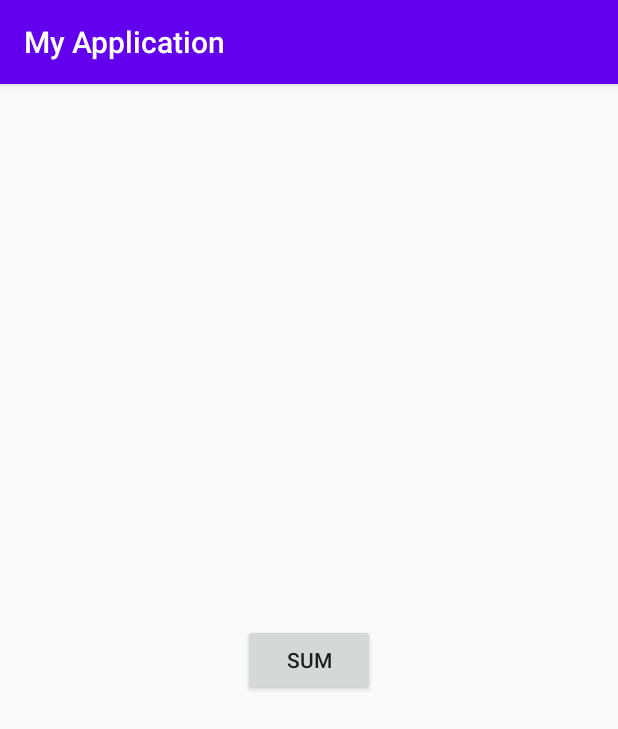
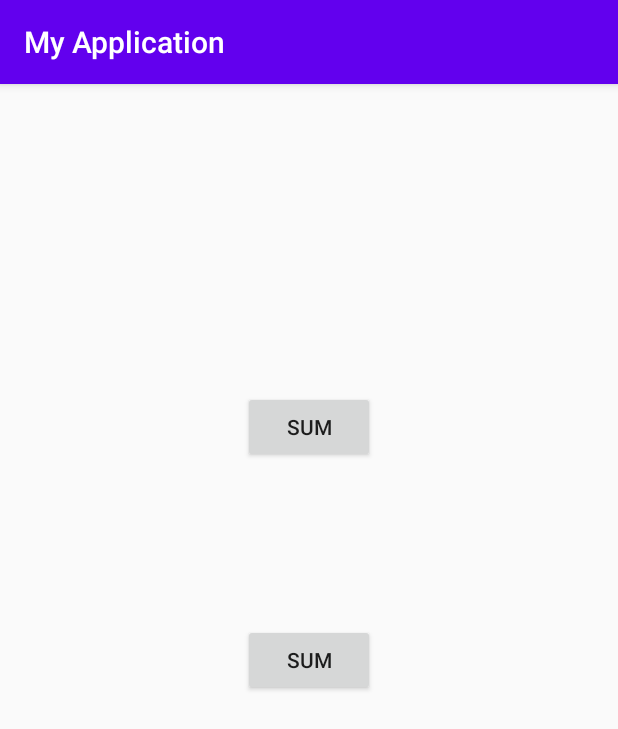
Before and after one commit to Sainiakshay798/MyApplication, an Android app: the java screen opened directly, with no data from a screen before it, on a phone screen of 412 x 824 dp. Shown: the top 729 px of the screen. Run offline under Robolectric (Android 15) with nearby library versions, the phone set to English and light mode, and no system bars.

Commit message:
in java creating button by b3 id for go to next activity_prime.xml button id b3  activity_java.xml  to go to    Prime.java class/activity in java.java class add b3 id button

```diff
--- a/app/src/main/res/layout/activity_java.xml
+++ b/app/src/main/res/layout/activity_java.xml
@@ -17,4 +17,17 @@
         app:layout_constraintTop_toTopOf="parent" />
 
 
+    <Button
+        android:id="@+id/b3"
+        android:layout_width="wrap_content"
+        android:layout_height="wrap_content"
+        android:text="sum"
+        app:layout_constraintBottom_toBottomOf="parent"
+        app:layout_constraintEnd_toEndOf="parent"
+        app:layout_constraintHorizontal_bias="0.501"
+        app:layout_constraintStart_toStartOf="parent"
+        app:layout_constraintTop_toTopOf="parent"
+        app:layout_constraintVertical_bias="0.284" />
+
+
 </android.support.constraint.ConstraintLayout>
```
Also changed, not shown: app/src/main/AndroidManifest.xml (+6 -3 lines), app/src/main/java/com/example/myapplication/Prime.java (added, +13 -0 lines), app/src/main/java/com/example/myapplication/java.java (+13 -1 lines), app/src/main/res/layout/activity_prime.xml (added, +18 -0 lines).
